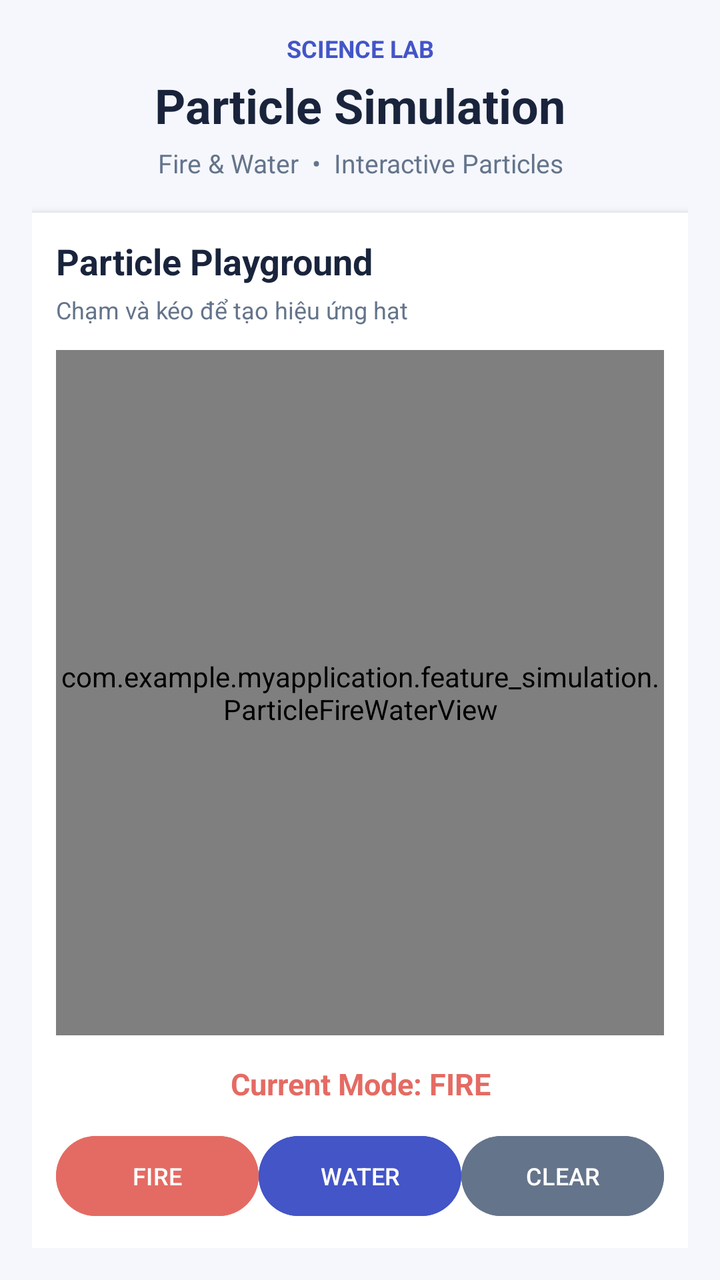
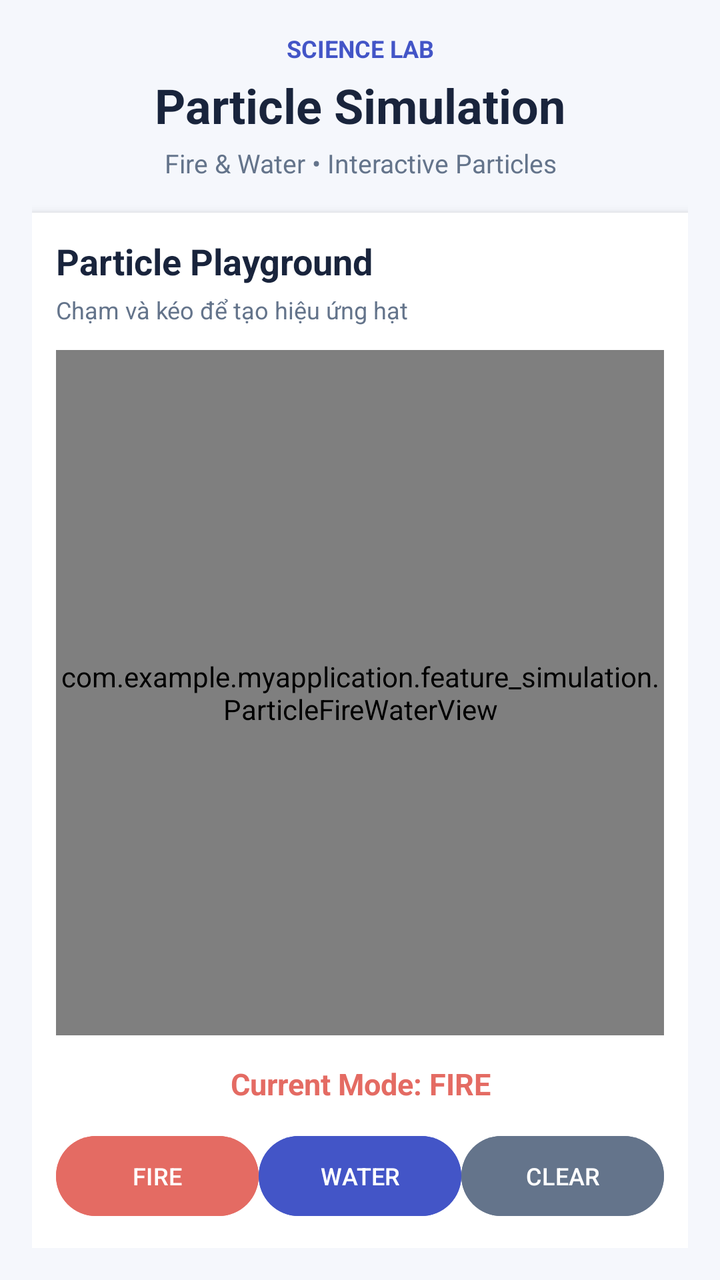

Compare the two renders of this Android layout. The source of the first and the diff that turns it into the second are given below.
<!-- AndroidManifest.xml: application theme Theme.MyApplication -->
<!-- res/layout/fragment_simulation.xml -->
<LinearLayout
    xmlns:android="http://schemas.android.com/apk/res/android"
    android:layout_width="match_parent"
    android:layout_height="match_parent"
    android:orientation="vertical"
    android:background="#F5F7FC"
    android:paddingLeft="16dp"
    android:paddingRight="16dp"
    android:paddingTop="16dp"
    android:paddingBottom="16dp">

    
    <TextView
        android:layout_width="match_parent"
        android:layout_height="wrap_content"
        android:text="SCIENCE LAB"
        android:textColor="#4355C7"
        android:textSize="12sp"
        android:textStyle="bold"
        android:gravity="center"/>

    <TextView
        android:layout_width="match_parent"
        android:layout_height="wrap_content"
        android:layout_marginTop="4dp"
        android:text="Particle Simulation"
        android:textColor="#19243C"
        android:textSize="24sp"
        android:textStyle="bold"
        android:gravity="center"/>

    <TextView
        android:layout_width="match_parent"
        android:layout_height="wrap_content"
        android:layout_marginTop="4dp"
        android:layout_marginBottom="16dp"
        android:text="Fire &amp; Water  •  Interactive Particles"
        android:textColor="#64748B"
        android:textSize="13sp"
        android:gravity="center"/>

    
    <LinearLayout
        android:layout_width="match_parent"
        android:layout_height="0dp"
        android:layout_weight="1"
        android:orientation="vertical"
        android:background="#FFFFFF"
        android:padding="12dp"
        android:elevation="3dp">

        
        <TextView
            android:layout_width="match_parent"
            android:layout_height="wrap_content"
            android:text="Particle Playground"
            android:textColor="#19243C"
            android:textSize="18sp"
            android:textStyle="bold"/>

        <TextView
            android:layout_width="match_parent"
            android:layout_height="wrap_content"
            android:layout_marginTop="4dp"
            android:layout_marginBottom="12dp"
            android:text="Chạm và kéo để tạo hiệu ứng hạt"
            android:textColor="#64748B"
            android:textSize="12sp"/>

        
        <FrameLayout
            android:layout_width="match_parent"
            android:layout_height="0dp"
            android:layout_weight="1"
            android:background="#0D1424"
            android:clipChildren="true"
            android:clipToPadding="true">

            <com.example.myapplication.feature_simulation.ParticleFireWaterView
                android:id="@+id/particleView"
                android:layout_width="match_parent"
                android:layout_height="match_parent"/>

        </FrameLayout>

        
        <TextView
            android:id="@+id/txtMode"
            android:layout_width="match_parent"
            android:layout_height="wrap_content"
            android:layout_marginTop="14dp"
            android:layout_marginBottom="12dp"
            android:text="Current Mode: FIRE"
            android:textColor="#E46B63"
            android:textSize="15sp"
            android:textStyle="bold"
            android:gravity="center"/>

        
        <LinearLayout
            android:layout_width="match_parent"
            android:layout_height="wrap_content"
            android:orientation="horizontal">

            <Button
                android:id="@+id/btnFire"
                android:layout_width="0dp"
                android:layout_height="wrap_content"
                android:layout_weight="1"
                android:text="FIRE"
                android:textColor="#FFFFFF"
                android:backgroundTint="#E46B63"
                android:textSize="12sp"/>

            <Button
                android:id="@+id/btnWater"
                android:layout_width="0dp"
                android:layout_height="wrap_content"
                android:layout_weight="1"
                android:text="WATER"
                android:textColor="#FFFFFF"
                android:backgroundTint="#4355C7"
                android:textSize="12sp"/>

            <Button
                android:id="@+id/btnClear"
                android:layout_width="0dp"
                android:layout_height="wrap_content"
                android:layout_weight="1"
                android:text="CLEAR"
                android:textColor="#FFFFFF"
                android:backgroundTint="#64748B"
                android:textSize="12sp"/>

        </LinearLayout>

    </LinearLayout>

</LinearLayout>
<!-- resources referenced by this layout -->
<resources>
  <style name="Theme.MyApplication" parent="Base.Theme.MyApplication" />
  <style name="Base.Theme.MyApplication" parent="Theme.Material3.DayNight.NoActionBar">
          
          
      </style>
</resources>

<!-- the commit's change to res/layout/fragment_simulation.xml (unified diff, before → after) -->
@@ -1,3 +1,4 @@
+<?xml version="1.0" encoding="utf-8"?>
 <LinearLayout
     xmlns:android="http://schemas.android.com/apk/res/android"
     android:layout_width="match_parent"
@@ -13,7 +14,7 @@
     <TextView
         android:layout_width="match_parent"
         android:layout_height="wrap_content"
-        android:text="SCIENCE LAB"
+        android:text="@string/title_science_lab"
         android:textColor="#4355C7"
         android:textSize="12sp"
         android:textStyle="bold"
@@ -23,7 +24,7 @@
         android:layout_width="match_parent"
         android:layout_height="wrap_content"
         android:layout_marginTop="4dp"
-        android:text="Particle Simulation"
+        android:text="@string/subtitle_simulation"
         android:textColor="#19243C"
         android:textSize="24sp"
         android:textStyle="bold"
@@ -34,7 +35,7 @@
         android:layout_height="wrap_content"
         android:layout_marginTop="4dp"
         android:layout_marginBottom="16dp"
-        android:text="Fire &amp; Water  •  Interactive Particles"
+        android:text="@string/tag_simulation_features"
         android:textColor="#64748B"
         android:textSize="13sp"
         android:gravity="center"/>
@@ -53,7 +54,7 @@
         <TextView
             android:layout_width="match_parent"
             android:layout_height="wrap_content"
-            android:text="Particle Playground"
+            android:text="@string/simulation_playground_title"
             android:textColor="#19243C"
             android:textSize="18sp"
             android:textStyle="bold"/>
@@ -63,7 +64,7 @@
             android:layout_height="wrap_content"
             android:layout_marginTop="4dp"
             android:layout_marginBottom="12dp"
-            android:text="Chạm và kéo để tạo hiệu ứng hạt"
+            android:text="@string/simulation_playground_desc"
             android:textColor="#64748B"
             android:textSize="12sp"/>
 
@@ -90,7 +91,7 @@
             android:layout_height="wrap_content"
             android:layout_marginTop="14dp"
             android:layout_marginBottom="12dp"
-            android:text="Current Mode: FIRE"
+            android:text="@string/lbl_current_mode_fire"
             android:textColor="#E46B63"
             android:textSize="15sp"
             android:textStyle="bold"
@@ -107,7 +108,7 @@
                 android:layout_width="0dp"
                 android:layout_height="wrap_content"
                 android:layout_weight="1"
-                android:text="FIRE"
+                android:text="@string/btn_fire_mode"
                 android:textColor="#FFFFFF"
                 android:backgroundTint="#E46B63"
                 android:textSize="12sp"/>
@@ -117,7 +118,7 @@
                 android:layout_width="0dp"
                 android:layout_height="wrap_content"
                 android:layout_weight="1"
-                android:text="WATER"
+                android:text="@string/btn_water_mode"
                 android:textColor="#FFFFFF"
                 android:backgroundTint="#4355C7"
                 android:textSize="12sp"/>
@@ -127,7 +128,7 @@
                 android:layout_width="0dp"
                 android:layout_height="wrap_content"
                 android:layout_weight="1"
-                android:text="CLEAR"
+                android:text="@string/btn_clear"
                 android:textColor="#FFFFFF"
                 android:backgroundTint="#64748B"
                 android:textSize="12sp"/>
<!-- resource entries referenced after the edit -->
@@ -1,5 +1,14 @@
 <!-- resources referenced by this layout -->
 <resources>
+  <string name="btn_clear">CLEAR</string>
+  <string name="btn_fire_mode">FIRE</string>
+  <string name="btn_water_mode">WATER</string>
+  <string name="lbl_current_mode_fire">Current Mode: FIRE</string>
+  <string name="simulation_playground_desc">Chạm và kéo để tạo hiệu ứng hạt</string>
+  <string name="simulation_playground_title">Particle Playground</string>
+  <string name="subtitle_simulation">Particle Simulation</string>
+  <string name="tag_simulation_features">Fire &amp; Water  •  Interactive Particles</string>
+  <string name="title_science_lab">SCIENCE LAB</string>
   <style name="Theme.MyApplication" parent="Base.Theme.MyApplication" />
   <style name="Base.Theme.MyApplication" parent="Theme.Material3.DayNight.NoActionBar">
           
